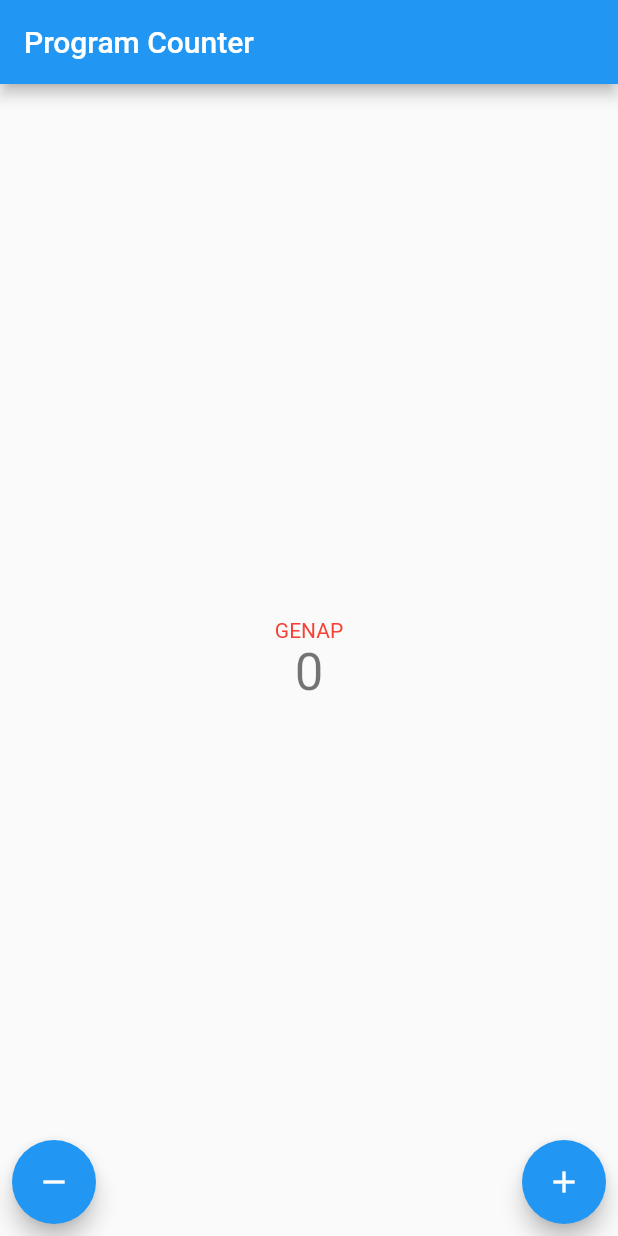
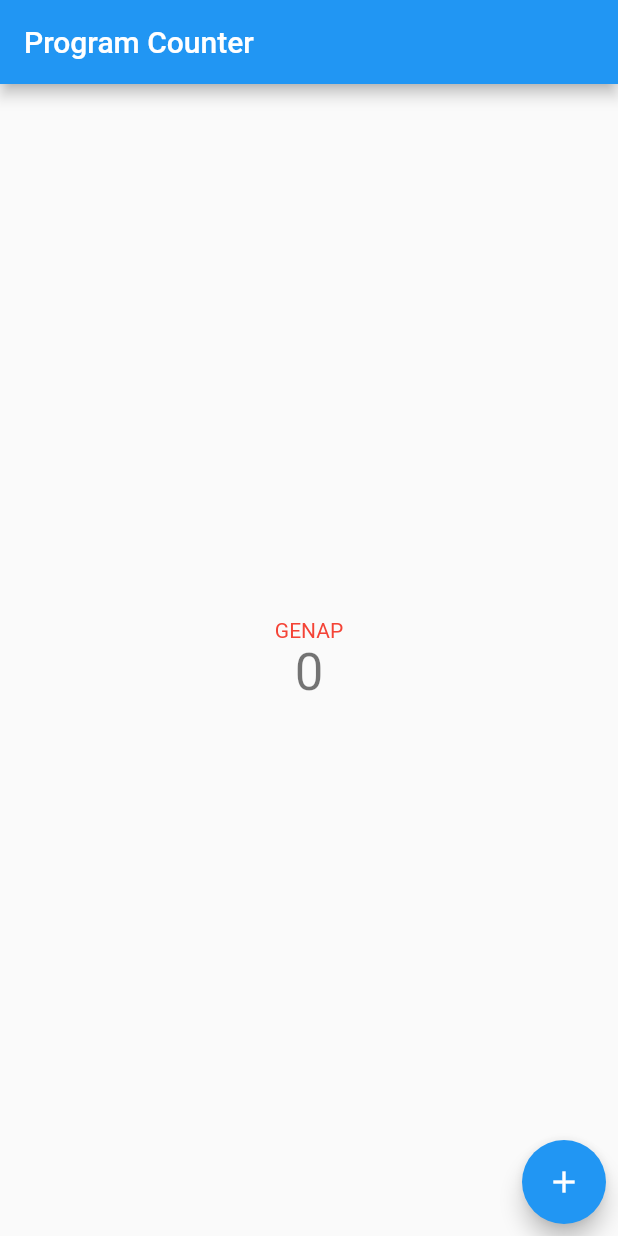
Before and after one commit to fresst/pbp-flutter-lab, a Flutter app: the screen it shows after launch, on a phone screen of 412 x 824 dp. Run offline on Flutter 3.47's test engine with Material 2 defaults, Android fonts, the phone set to English and light mode, and no system bars.

Commit message:
tugas 7 bonus

```diff
--- a/lib/main.dart
+++ b/lib/main.dart
@@ -122,19 +122,24 @@ class _MyHomePageState extends State<MyHomePage> {
       floatingActionButtonLocation: FloatingActionButtonLocation.centerDocked,
       floatingActionButton: Padding(
           padding: const EdgeInsets.all(8.0),
-          child:
-              Row(mainAxisAlignment: MainAxisAlignment.spaceBetween, children: <
-                  Widget>[
-            FloatingActionButton(
-                onPressed: (_counter > 1) ? _decrementCounter : null,
+          child: Row(
+              mainAxisAlignment: MainAxisAlignment.spaceBetween,
+              children: <Widget>[
+                Visibility(
+                  visible: (_counter > 0),
+                  child: FloatingActionButton(
+                    onPressed: (_counter > 0) ? _decrementCounter : null,
                     tooltip: 'Decrement',
-                child: const Icon(Icons.remove)),
+                    child: const Icon(Icons.remove)
+                  ),
+                ),
                 FloatingActionButton(
                   onPressed: _incrementCounter,
                   tooltip: 'Increment',
                   child: const Icon(Icons.add),
                 ),
-          ])), // This trailing comma makes auto-formatting nicer for build methods.
+          ])
+      ), // This trailing comma makes auto-formatting nicer for build methods.
     );
   }
 }
```
Lines whose indentation alone changed are shown as unchanged.
